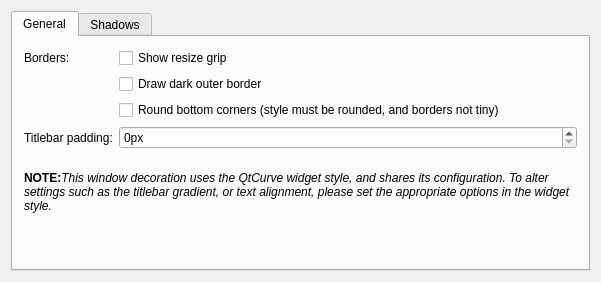
QtCurve/qtcurve, file kwinconfig/qtcurvekwinconfigwidget.ui: the form before one commit.
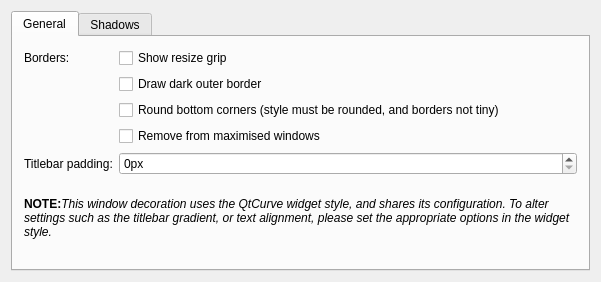
The form after the commit. Custom widgets are drawn as their Qt base class.

Commit message: Add kwin option to not draw *any* borders for maximised windows

```diff
--- a/kwinconfig/qtcurvekwinconfigwidget.ui
+++ b/kwinconfig/qtcurvekwinconfigwidget.ui
@@ -51,14 +51,21 @@
            </property>
           </widget>
          </item>
-         <item row="3" column="0">
+         <item row="3" column="1">
+          <widget class="QCheckBox" name="borderlessMax">
+           <property name="text">
+            <string>Remove from maximised windows</string>
+           </property>
+          </widget>
+         </item>
+         <item row="4" column="0">
           <widget class="QLabel" name="label_2">
            <property name="text">
             <string>Titlebar padding:</string>
            </property>
           </widget>
          </item>
-         <item row="3" column="1">
+         <item row="4" column="1">
           <widget class="KIntSpinBox" name="titleBarPad">
            <property name="suffix">
             <string>px</string>
```
Left out of the diff: 1 changed line with no effect on the pictures. The commit also changes 5 other files.
